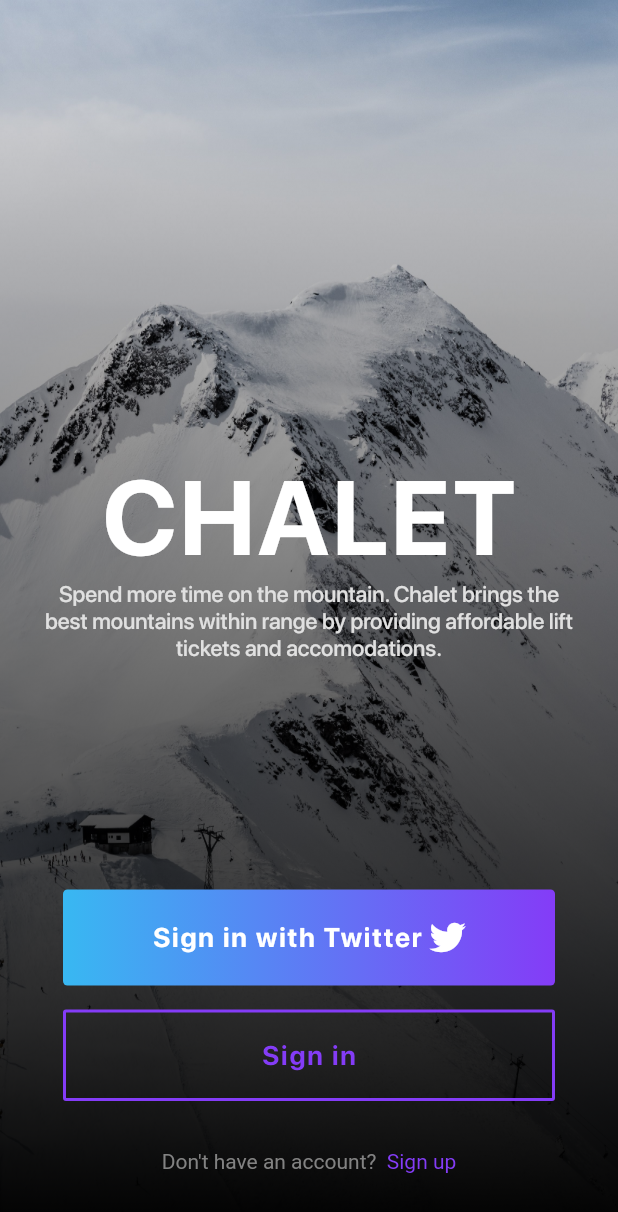
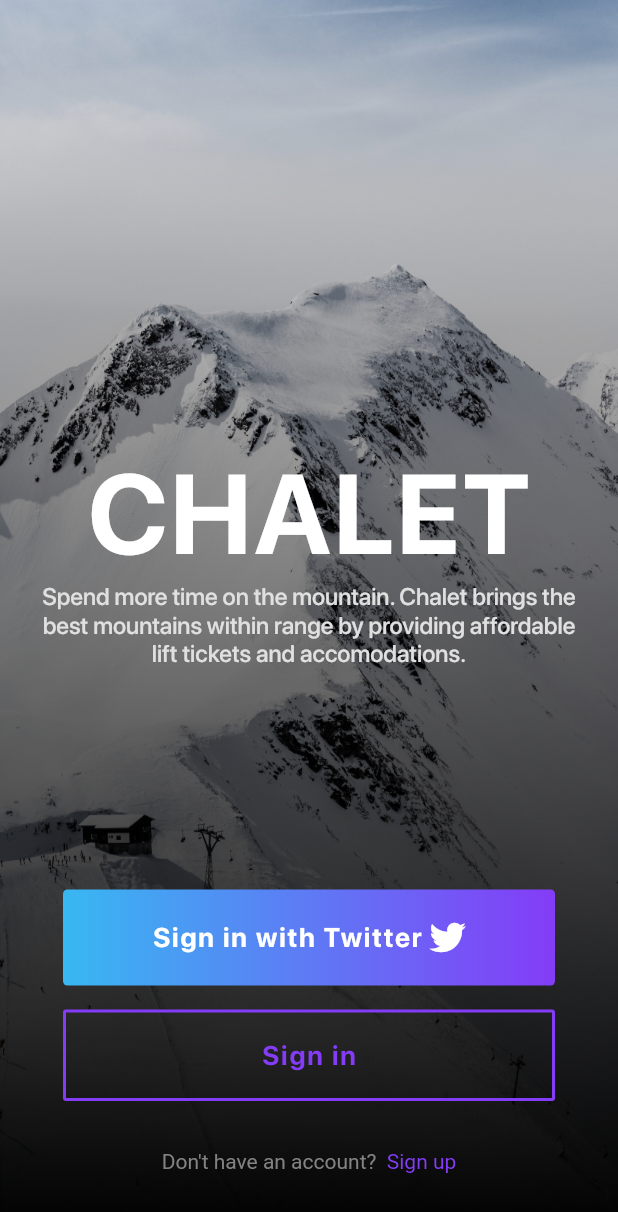
Before and after one commit to MichaelMarner/chalet-login, a Flutter app: the screen it shows after launch, on a phone screen of 412 x 824 dp. Shown: the top 1212 px of the screen. Run offline on Flutter 3.47's test engine with Material 2 defaults, Android fonts, the phone set to English and light mode, and no system bars; our stand-ins replace font_awesome_flutter.

Commit message:
fix font sizes

```diff
--- a/lib/main.dart
+++ b/lib/main.dart
@@ -100,7 +100,7 @@ class _MyHomePageState extends State<MyHomePage> {
                   style: TextStyle(
                       color: Colors.white,
                       fontFamily: 'SF Pro Display',
-                      fontSize: 70,
+                      fontSize: 75,
                       letterSpacing: 1.25,
                       fontWeight: FontWeight.bold),
                 ),
@@ -110,7 +110,7 @@ class _MyHomePageState extends State<MyHomePage> {
                   style: TextStyle(
                       color: Color.fromARGB(255, 224, 224, 224),
                       fontFamily: 'SF Pro Display',
-                      fontSize: 15,
+                      fontSize: 16,
                       fontWeight: FontWeight.w400),
                 ),
                 SizedBox(
```
